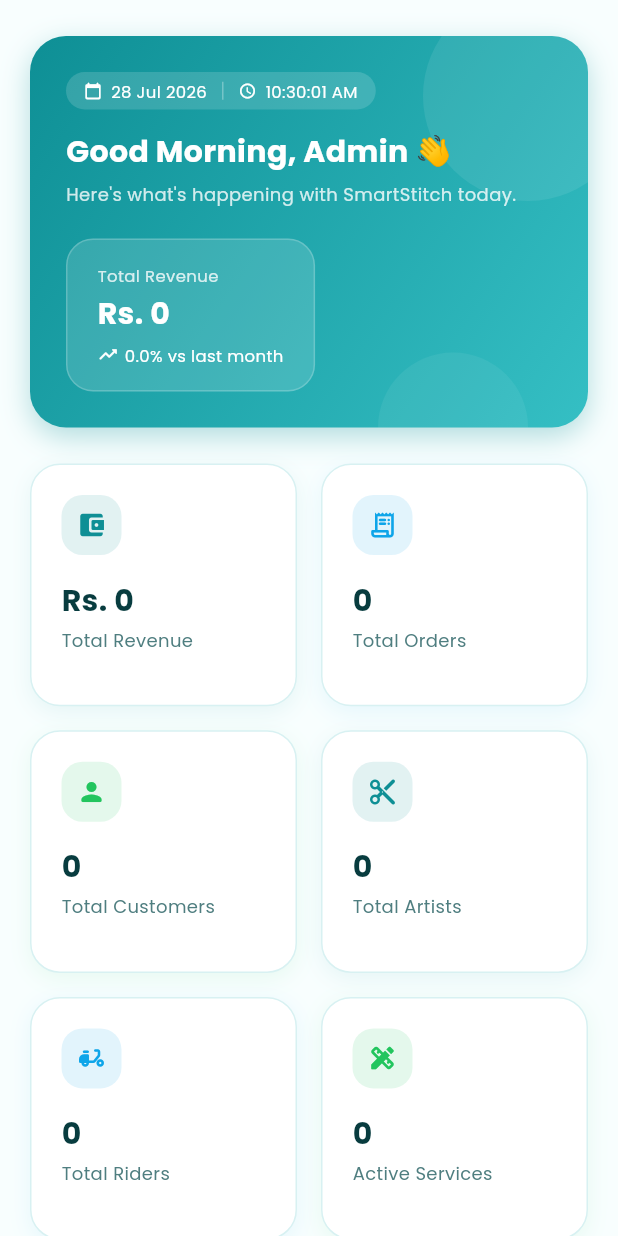
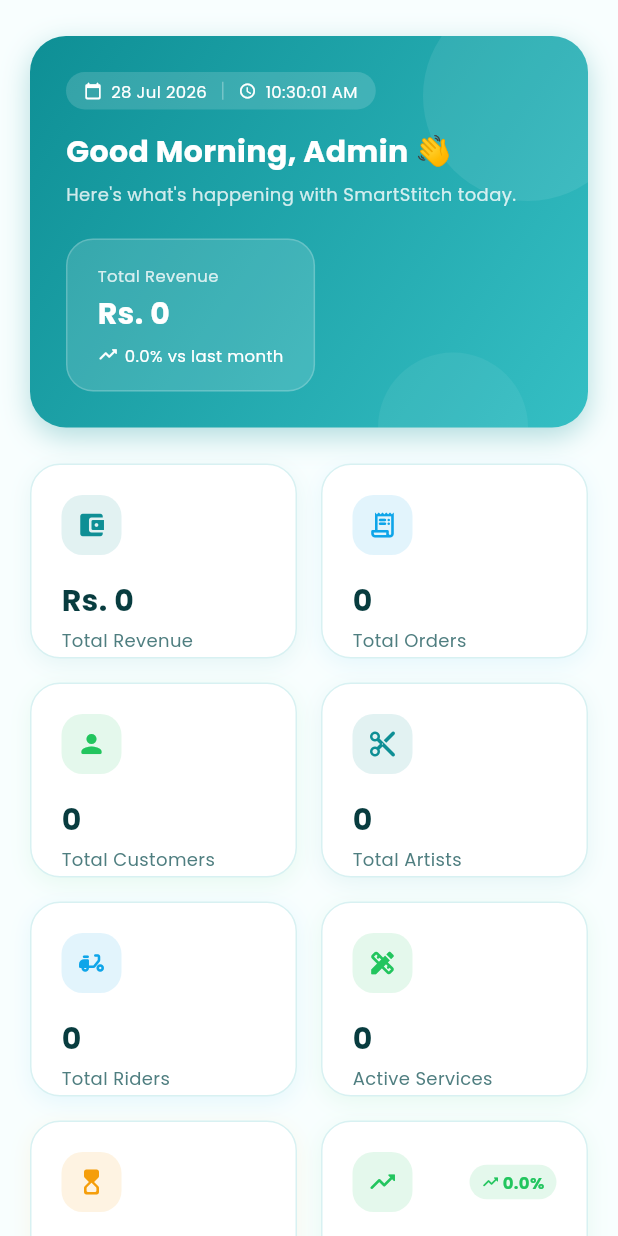
Before and after one commit to Asmarjaffery/smartstitch, a Flutter app: the AdminDashboardScreen screen opened directly, on a phone screen of 412 x 824 dp. Run offline on Flutter 3.47's test engine with Material 3 defaults, Android fonts, the phone set to English and light mode, and no system bars; our stand-ins replace cached_network_image, camera, cloud_firestore, dio, emoji_picker_flutter, firebase_auth and 26 more; missing offline and left inert: dart:html, excel, flutter_stripe, google_mlkit_pose_detection, record, universal_html; accounts and stored records are empty; network calls fail.

Commit message:
fixed overflow in admin dashboard
Updated GridView to use fixed height for items.

```diff
--- a/lib/admin/dashboard/admin_dashboard.dart
+++ b/lib/admin/dashboard/admin_dashboard.dart
@@ -463,9 +463,8 @@ class _KpiGrid extends StatelessWidget {
     crossAxisCount: crossAxisCount,
     mainAxisSpacing: 16,
     crossAxisSpacing: 16,
-        childAspectRatio: 1.1,
+    mainAxisExtent: 130, // fixed height — no more aspect-ratio guessing
   ),
   itemBuilder: (context, index) => cards[index],
-    );
+);  }
 }
-}
```
Lines whose indentation alone changed are shown as unchanged.
